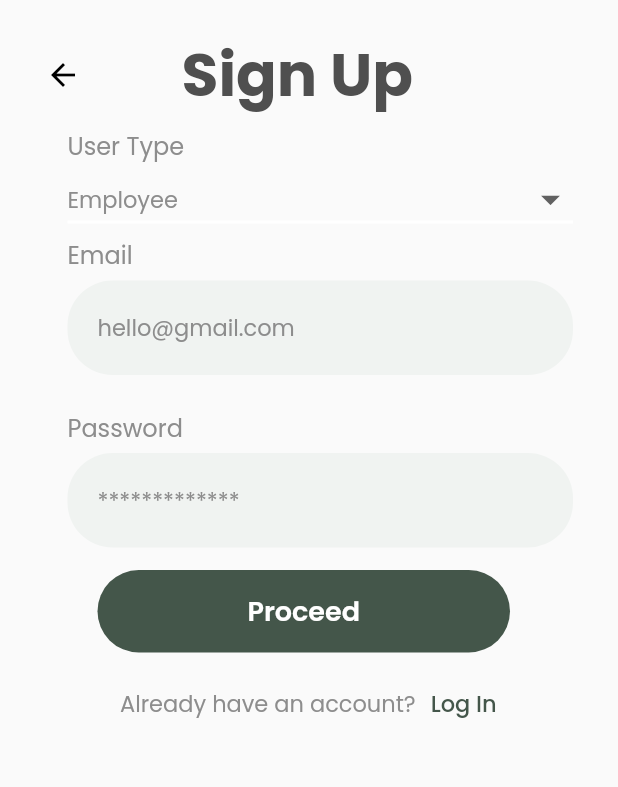
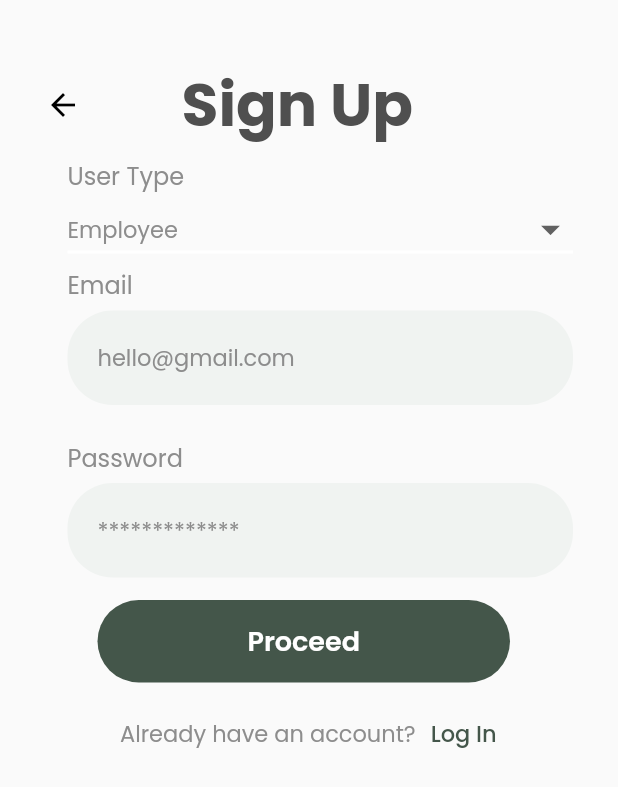
Before and after one commit to Chanikya5793/medotg, a Flutter app: the SignUpOne widget shown alone on an empty page, opened directly, on a phone screen of 412 x 824 dp. Shown: the top 787 px of the screen. Run offline on Flutter 3.47's test engine with Material 2 defaults, Android fonts, the phone set to English and light mode, and no system bars; our stand-ins replace carousel_slider, cloud_firestore, email_validator, file_picker, firebase_auth, firebase_core and 5 more; accounts and stored records are empty; generated files the repository leaves out were written again; network calls fail; key blocks and very long unbroken strings in the code were emptied for the run.

Commit message:
fixed Signup overlap

```diff
--- a/lib/Screens/signup/components/flow_one.dart
+++ b/lib/Screens/signup/components/flow_one.dart
@@ -35,7 +35,7 @@ class _SignUpOneState extends State<SignUpOne> {
 
     return SafeArea(
       child: Padding(
-        padding: const EdgeInsets.fromLTRB(30, 20, 30, 20),
+        padding: const EdgeInsets.fromLTRB(30, 40, 30, 40),
         child: Column(
           children: [
             Row(
```
